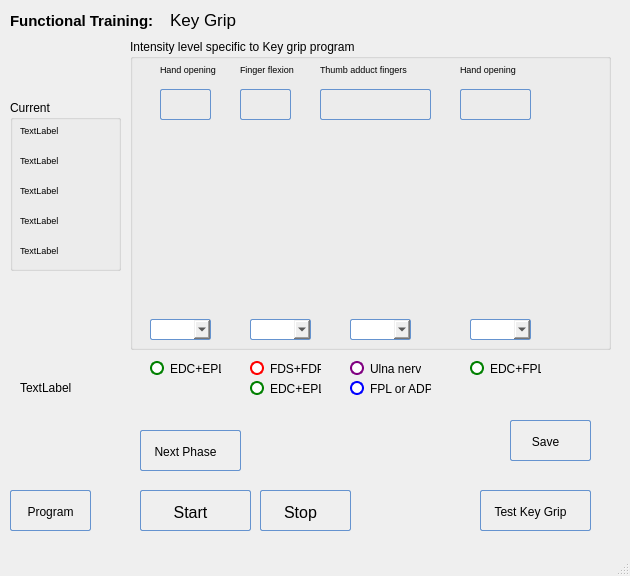
This is POML060_v1/programkeygripv2.ui in viniltc/POML060 as Qt 5 draws it before an edit. The edited form follows.
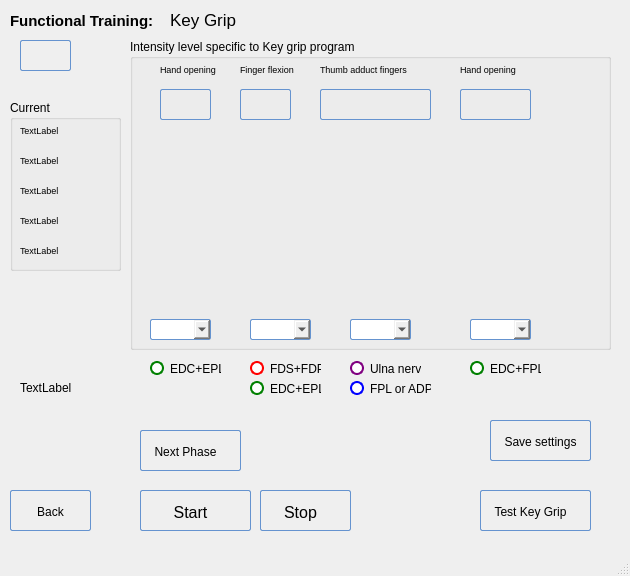
This is the edited form. Icons and pictures are not drawn.

The edit to the form file:
```diff
--- a/POML060_v1/programkeygripv2.ui
+++ b/POML060_v1/programkeygripv2.ui
@@ -281,7 +281,7 @@
 }</string>
     </property>
     <property name="text">
-     <string>Program</string>
+     <string>Back</string>
     </property>
    </widget>
    <widget class="QGroupBox" name="groupBox">
@@ -1059,9 +1059,9 @@
    <widget class="QPushButton" name="pushButton_save">
     <property name="geometry">
      <rect>
-      <x>510</x>
+      <x>490</x>
       <y>420</y>
-      <width>81</width>
+      <width>101</width>
       <height>41</height>
      </rect>
     </property>
@@ -1074,7 +1074,7 @@
 QPushButton {
         border: 1px solid #6593cf;
         border-radius: 2px;
-        padding: 5px 15px 2px 5px;
+        padding: 5px 5px 2px 5px;
         background: qlineargradient(x1 : 0, y1 : 0, x2 : 0, y2 :   1, stop :   0.0 #f5f9ff,
                 stop :   0.5 #c7dfff, stop :   0.55 #afd2ff, stop :   1.0 #c0dbff);
         color: #0000;
@@ -1108,7 +1108,7 @@
 }</string>
     </property>
     <property name="text">
-     <string>Save</string>
+     <string>Save settings</string>
     </property>
    </widget>
    <widget class="QLabel" name="label_currOne">
@@ -1305,6 +1305,32 @@
      <string/>
     </property>
    </widget>
+   <widget class="QPushButton" name="btn0">
+    <property name="geometry">
+     <rect>
+      <x>20</x>
+      <y>40</y>
+      <width>51</width>
+      <height>31</height>
+     </rect>
+    </property>
+    <property name="styleSheet">
+     <string notr="true">QPushButton {
+        border: 1px solid #6593cf;
+        border-radius: 2px;
+        padding: 5px 15px 2px 5px;
+        background: qlineargradient(x1 : 0, y1 : 0, x2 : 0, y2 :   1, stop :   0.0 #f5f9ff,
+                stop :   0.5 #c7dfff, stop :   0.55 #afd2ff, stop :   1.0 #c0dbff);
+        color: #0000;
+        font:  large &quot;Arial&quot;;
+		font-size: 16px;
+        height: 30px;
+}</string>
+    </property>
+    <property name="text">
+     <string/>
+    </property>
+   </widget>
    <zorder>groupBox_2</zorder>
    <zorder>radioButton_four</zorder>
    <zorder>radioButton_one</zorder>
```
Left out of the diff: 1 changed line with no effect on the pictures.
